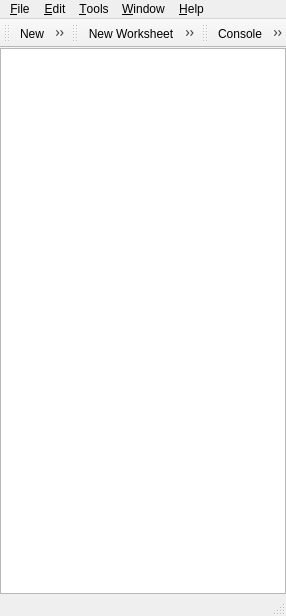
Old version of the form branches/split/grafity/ui/main.ui in the repository BackupTheBerlios/grafity-svn.
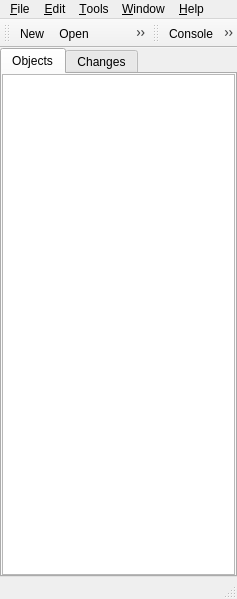
New version of the form. Icons and pictures are not drawn.

The edit to the form file:
```diff
--- a/branches/split/grafity/ui/main.ui
+++ b/branches/split/grafity/ui/main.ui
@@ -8,8 +8,8 @@
    <rect>
     <x>0</x>
     <y>0</y>
-    <width>251</width>
-    <height>616</height>
+    <width>237</width>
+    <height>599</height>
    </rect>
   </property>
   <property name="contextMenuPolicy" >
@@ -30,10 +30,32 @@
      <number>6</number>
     </property>
     <item>
-     <widget class="QTreeView" name="tree" >
-      <property name="alternatingRowColors" >
-       <bool>true</bool>
-      </property>
+     <widget class="QTabWidget" name="tabWidget" >
+      <widget class="QWidget" name="tab" >
+       <attribute name="title" >
+        <string>Objects</string>
+       </attribute>
+       <layout class="QHBoxLayout" >
+        <property name="margin" >
+         <number>0</number>
+        </property>
+        <property name="spacing" >
+         <number>6</number>
+        </property>
+        <item>
+         <widget class="QTreeView" name="tree" >
+          <property name="alternatingRowColors" >
+           <bool>true</bool>
+          </property>
+         </widget>
+        </item>
+       </layout>
+      </widget>
+      <widget class="QWidget" name="tab_2" >
+       <attribute name="title" >
+        <string>Changes</string>
+       </attribute>
+      </widget>
      </widget>
     </item>
    </layout>
@@ -43,7 +65,7 @@
     <rect>
      <x>0</x>
      <y>0</y>
-     <width>251</width>
+     <width>237</width>
      <height>31</height>
     </rect>
    </property>
@@ -52,16 +74,6 @@
      <string>&amp;Help</string>
     </property>
    </widget>
-   <widget class="QMenu" name="menu_Tools" >
-    <property name="title" >
-     <string>&amp;Tools</string>
-    </property>
-   </widget>
-   <widget class="QMenu" name="menu_Window" >
-    <property name="title" >
-     <string>&amp;Window</string>
-    </property>
-   </widget>
    <widget class="QMenu" name="menu_File" >
     <property name="title" >
      <string>&amp;File</string>
@@ -74,6 +86,19 @@
     <addaction name="separator" />
     <addaction name="actionE_xit" />
    </widget>
+   <widget class="QMenu" name="menu_Window" >
+    <property name="title" >
+     <string>&amp;Window</string>
+    </property>
+    <addaction name="actionConsole" />
+    <addaction name="actionProperties" />
+    <addaction name="separator" />
+   </widget>
+   <widget class="QMenu" name="menu_Tools" >
+    <property name="title" >
+     <string>&amp;Tools</string>
+    </property>
+   </widget>
    <widget class="QMenu" name="menu_Edit" >
     <property name="title" >
      <string>&amp;Edit</string>
@@ -92,8 +117,8 @@
    <property name="geometry" >
     <rect>
      <x>0</x>
-     <y>592</y>
-     <width>251</width>
+     <y>575</y>
+     <width>237</width>
      <height>24</height>
     </rect>
    </property>
@@ -115,20 +140,8 @@
    <addaction name="action_Open" />
    <addaction name="action_Save" />
    <addaction name="action_Save_As" />
-  </widget>
-  <widget class="QToolBar" name="toolBar_2" >
-   <property name="movable" >
-    <bool>true</bool>
-   </property>
-   <property name="orientation" >
-    <enum>Qt::Horizontal</enum>
-   </property>
-   <attribute name="toolBarArea" >
-    <number>4</number>
-   </attribute>
-   <addaction name="actionNew_Worksheet" />
-   <addaction name="actionNew_Graph" />
-   <addaction name="actionNew_Folder" />
+   <addaction name="separator" />
+   <addaction name="actionE_xit" />
   </widget>
   <widget class="QToolBar" name="toolBar_3" >
    <property name="layoutDirection" >
@@ -145,6 +158,10 @@
    </attribute>
    <addaction name="actionConsole" />
    <addaction name="actionProperties" />
+   <addaction name="separator" />
+   <addaction name="actionNew_Graph" />
+   <addaction name="actionNew_Worksheet" />
+   <addaction name="actionNew_Folder" />
   </widget>
   <action name="action_New" >
    <property name="icon" >
```
